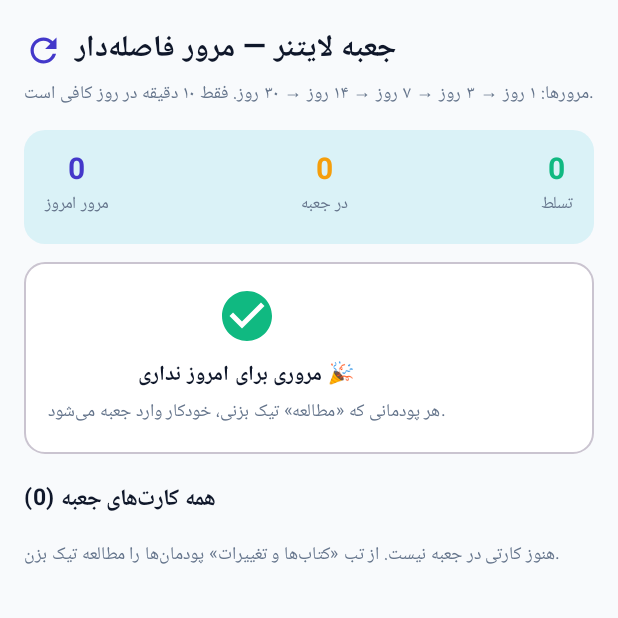
After one commit to m77460289-gif/Matin, an Android app built with Jetpack Compose: the composable LeitnerScreen shown on its own in the app's theme, on a phone screen of 412 x 824 dp, the top half of it. The commit adds this screen. Run offline under Robolectric (Android 15) with nearby library versions, the phone set to English and light mode, and no system bars.

Commit message:
feat: add Leitner spaced-repetition box (1/3/7/14/30 days) + review-today tab

```diff
--- a/app/src/main/java/com/example/data/database/AppDatabase.kt
+++ b/app/src/main/java/com/example/data/database/AppDatabase.kt
@@ -6,6 +6,7 @@ import androidx.room.Room
 import androidx.room.RoomDatabase
 import com.example.data.model.CheckInEntity
 import com.example.data.model.DailySlotStatusEntity
+import com.example.data.model.LeitnerCardEntity
 import com.example.data.model.PoodmanProgressEntity
 import com.example.data.model.StudyLogEntity
 import com.example.data.model.StudyNoteEntity
@@ -16,9 +17,10 @@ import com.example.data.model.StudyNoteEntity
         PoodmanProgressEntity::class,
         StudyNoteEntity::class,
         DailySlotStatusEntity::class,
-        CheckInEntity::class
+        CheckInEntity::class,
+        LeitnerCardEntity::class
     ],
-    version = 3,
+    version = 4,
     exportSchema = false
 )
 abstract class AppDatabase : RoomDatabase() {
--- a/app/src/main/java/com/example/data/database/StudyDao.kt
+++ b/app/src/main/java/com/example/data/database/StudyDao.kt
@@ -6,6 +6,7 @@ import androidx.room.OnConflictStrategy
 import androidx.room.Query
 import com.example.data.model.CheckInEntity
 import com.example.data.model.DailySlotStatusEntity
+import com.example.data.model.LeitnerCardEntity
 import com.example.data.model.PoodmanProgressEntity
 import com.example.data.model.StudyLogEntity
 import com.example.data.model.StudyNoteEntity
@@ -63,4 +64,20 @@ interface StudyDao {
 
     @Query("DELETE FROM weekly_checkins WHERE id = :id")
     suspend fun deleteCheckIn(id: Long)
+
+    // Leitner Spaced-Repetition
+    @Query("SELECT * FROM leitner_cards ORDER BY nextReviewAt ASC")
+    fun getAllLeitnerCards(): Flow<List<LeitnerCardEntity>>
+
+    @Query("SELECT * FROM leitner_cards WHERE isMastered = 0 AND nextReviewAt <= :upToTimestamp ORDER BY nextReviewAt ASC")
+    fun getDueLeitnerCards(upToTimestamp: Long): Flow<List<LeitnerCardEntity>>
+
+    @Query("SELECT * FROM leitner_cards WHERE bookId = :bookId AND poodmanIndex = :poodmanIndex LIMIT 1")
+    suspend fun getLeitnerCard(bookId: String, poodmanIndex: Int): LeitnerCardEntity?
+
+    @Insert(onConflict = OnConflictStrategy.REPLACE)
+    suspend fun upsertLeitnerCard(card: LeitnerCardEntity)
+
+    @Query("DELETE FROM leitner_cards WHERE bookId = :bookId AND poodmanIndex = :poodmanIndex")
+    suspend fun deleteLeitnerCard(bookId: String, poodmanIndex: Int)
 }
--- a/app/src/main/java/com/example/data/repository/StudyRepository.kt
+++ b/app/src/main/java/com/example/data/repository/StudyRepository.kt
@@ -3,6 +3,7 @@ package com.example.data.repository
 import com.example.data.database.StudyDao
 import com.example.data.model.CheckInEntity
 import com.example.data.model.DailySlotStatusEntity
+import com.example.data.model.LeitnerCardEntity
 import com.example.data.model.PoodmanProgressEntity
 import com.example.data.model.StudyLogEntity
 import com.example.data.model.StudyNoteEntity
@@ -55,6 +56,19 @@ class StudyRepository(private val dao: StudyDao) {
         dao.deleteNote(id)
     }
 
+    val allLeitnerCards: Flow<List<LeitnerCardEntity>> = dao.getAllLeitnerCards()
+
+    fun getDueLeitnerCards(upToTimestamp: Long): Flow<List<LeitnerCardEntity>> =
+        dao.getDueLeitnerCards(upToTimestamp)
+
+    suspend fun getLeitnerCard(bookId: String, poodmanIndex: Int): LeitnerCardEntity? =
+        dao.getLeitnerCard(bookId, poodmanIndex)
+
+    suspend fun upsertLeitnerCard(card: LeitnerCardEntity) = dao.upsertLeitnerCard(card)
+
+    suspend fun deleteLeitnerCard(bookId: String, poodmanIndex: Int) =
+        dao.deleteLeitnerCard(bookId, poodmanIndex)
+
     val allCheckIns: Flow<List<CheckInEntity>> = dao.getAllCheckIns()
 
     suspend fun addCheckIn(dayType: String, completedText: String, missingText: String): Long {
--- /dev/null
+++ b/app/src/main/java/com/example/ui/screens/LeitnerScreen.kt
@@ -0,0 +1,271 @@
+package com.example.ui.screens
+
+import androidx.compose.foundation.layout.Arrangement
+import androidx.compose.foundation.layout.Column
+import androidx.compose.foundation.layout.PaddingValues
+import androidx.compose.foundation.layout.Row
+import androidx.compose.foundation.layout.Spacer
+import androidx.compose.foundation.layout.fillMaxSize
+import androidx.compose.foundation.layout.fillMaxWidth
+import androidx.compose.foundation.layout.height
+import androidx.compose.foundation.layout.padding
+import androidx.compose.foundation.layout.size
+import androidx.compose.foundation.layout.width
+import androidx.compose.foundation.lazy.LazyColumn
+import androidx.compose.foundation.lazy.items
+import androidx.compose.foundation.shape.RoundedCornerShape
+import androidx.compose.material.icons.Icons
+import androidx.compose.material.icons.filled.CheckCircle
+import androidx.compose.material.icons.filled.Refresh
+import androidx.compose.material3.Button
+import androidx.compose.material3.ButtonDefaults
+import androidx.compose.material3.Card
+import androidx.compose.material3.CardDefaults
+import androidx.compose.material3.Icon
+import androidx.compose.material3.MaterialTheme
+import androidx.compose.material3.OutlinedCard
+import androidx.compose.material3.OutlinedButton
+import androidx.compose.material3.Surface
+import androidx.compose.material3.Text
+import androidx.compose.material3.TextButton
+import androidx.compose.runtime.Composable
+import androidx.compose.runtime.LaunchedEffect
+import androidx.compose.runtime.getValue
+import androidx.compose.ui.Alignment
+import androidx.compose.ui.Modifier
+import androidx.compose.ui.platform.testTag
+import androidx.compose.ui.text.font.FontWeight
+import androidx.compose.ui.unit.dp
+import androidx.compose.ui.unit.sp
+import androidx.lifecycle.compose.collectAsStateWithLifecycle
+import com.example.data.model.LeitnerCardEntity
+import com.example.ui.theme.AccentGold
+import com.example.ui.theme.PrimaryIndigo
+import com.example.ui.theme.SecondaryTeal
+import com.example.ui.theme.SuccessGreen
+import com.example.ui.viewmodel.KonkurViewModel
+import java.text.SimpleDateFormat
+import java.util.Date
+import java.util.Locale
+import java.util.concurrent.TimeUnit
+
+private val leitnerIntervalsFa = listOf("۱ روز", "۳ روز", "۷ روز", "۱۴ روز", "۳۰ روز")
+
+@Composable
+fun LeitnerScreen(viewModel: KonkurViewModel) {
+    val dueCards by viewModel.dueLeitnerCards.collectAsStateWithLifecycle()
+    val allCards by viewModel.allLeitnerCards.collectAsStateWithLifecycle()
+
+    LaunchedEffect(Unit) { viewModel.refreshNow() }
+
+    val masteredCount = allCards.count { it.isMastered }
+
+    LazyColumn(
+        modifier = Modifier
+            .fillMaxSize()
+            .testTag("leitner_screen"),
+        contentPadding = PaddingValues(start = 16.dp, end = 16.dp, top = 16.dp, bottom = 96.dp),
+        verticalArrangement = Arrangement.spacedBy(12.dp)
+    ) {
+        item {
+            Column {
+                Row(verticalAlignment = Alignment.CenterVertically) {
+                    Icon(
+                        imageVector = Icons.Default.Refresh,
+                        contentDescription = null,
+                        tint = MaterialTheme.colorScheme.primary,
+                        modifier = Modifier.size(26.dp)
+                    )
+                    Spacer(modifier = Modifier.width(8.dp))
+                    Text(
+                        text = "جعبه لایتنر — مرور فاصله‌دار",
+                        fontSize = 20.sp,
+                        fontWeight = FontWeight.Bold
+                    )
+                }
+                Text(
+                    text = "مرورها: ۱ روز → ۳ روز → ۷ روز → ۱۴ روز → ۳۰ روز. فقط ۱۰ دقیقه در روز کافی است.",
+                    fontSize = 12.sp,
+                    color = MaterialTheme.colorScheme.onSurfaceVariant
+                )
+            }
+        }
+
+        item {
+            Card(
+                shape = RoundedCornerShape(14.dp),
+                colors = CardDefaults.cardColors(containerColor = SecondaryTeal.copy(alpha = 0.12f))
+            ) {
+                Row(
+                    modifier = Modifier
+                        .fillMaxWidth()
+                        .padding(14.dp),
+                    horizontalArrangement = Arrangement.SpaceBetween,
+                    verticalAlignment = Alignment.CenterVertically
+                ) {
+                    StatColumn(label = "مرور امروز", value = dueCards.size.toString(), color = PrimaryIndigo)
+                    StatColumn(label = "در جعبه", value = allCards.size.toString(), color = AccentGold)
+                    StatColumn(label = "تسلط", value = masteredCount.toString(), color = SuccessGreen)
+                }
+            }
+        }
+
+        if (dueCards.isEmpty()) {
+            item {
+                OutlinedCard(
+                    modifier = Modifier.fillMaxWidth(),
+                    shape = RoundedCornerShape(14.dp)
+                ) {
+                    Column(modifier = Modifier.padding(16.dp), horizontalAlignment = Alignment.CenterHorizontally) {
+                        Icon(
+                            imageVector = Icons.Default.CheckCircle,
+                            contentDescription = null,
+                            tint = SuccessGreen,
+                            modifier = Modifier.size(40.dp)
+                        )
+                        Spacer(modifier = Modifier.height(8.dp))
+                        Text(
+                            text = "مروری برای امروز نداری 🎉",
+                            fontWeight = FontWeight.Bold,
+                            fontSize = 14.sp
+                        )
+                        Text(
+                            text = "هر پودمانی که «مطالعه» تیک بزنی، خودکار وارد جعبه می‌شود.",
+                            fontSize = 12.sp,
+                            color = MaterialTheme.colorScheme.onSurfaceVariant,
+                            textAlign = androidx.compose.ui.text.style.TextAlign.Center
+                        )
+                    }
+                }
+            }
+        } else {
+            item {
+                Text(
+                    text = "برای امروز (${dueCards.size} مرور)",
+                    fontWeight = FontWeight.Bold,
+                    fontSize = 16.sp
+                )
+            }
+            items(dueCards, key = { "${it.bookId}_${it.poodmanIndex}" }) { card ->
+                DueCardRow(card = card, viewModel = viewModel)
+            }
+        }
+
+        item {
+            Spacer(modifier = Modifier.height(6.dp))
+            Text(
+                text = "همه کارت‌های جعبه (${allCards.size})",
+                fontWeight = FontWeight.Bold,
+                fontSize = 15.sp
+            )
+        }
+
+        if (allCards.isEmpty()) {
+            item {
+                Text(
+                    text = "هنوز کارتی در جعبه نیست. از تب «کتاب‌ها و تغییرات» پودمان‌ها را مطالعه تیک بزن.",
+                    fontSize = 12.sp,
+                    color = MaterialTheme.colorScheme.onSurfaceVariant
+                )
+            }
+        } else {
+            items(allCards, key = { "all_${it.bookId}_${it.poodmanIndex}" }) { card ->
+                AllCardRow(card = card, viewModel = viewModel)
+            }
+        }
+    }
+}
+
+@Composable
+private fun StatColumn(label: String, value: String, color: androidx.compose.ui.graphics.Color) {
+    Column(horizontalAlignment = Alignment.CenterHorizontally) {
+        Text(text = value, fontSize = 20.sp, fontWeight = FontWeight.Bold, color = color)
+        Text(text = label, fontSize = 11.sp, color = MaterialTheme.colorScheme.onSurfaceVariant)
+    }
+}
+
+@Composable
+private fun DueCardRow(card: LeitnerCardEntity, viewModel: KonkurViewModel) {
+    OutlinedCard(
+        modifier = Modifier.fillMaxWidth(),
+        shape = RoundedCornerShape(12.dp)
+    ) {
+        Column(modifier = Modifier.padding(14.dp)) {
+            Row(verticalAlignment = Alignment.CenterVertically) {
+                Surface(shape = RoundedCornerShape(6.dp), color = PrimaryIndigo.copy(alpha = 0.15f)) {
+                    Text(
+                        text = "جعبه ${card.boxLevel} • ${leitnerIntervalsFa.getOrElse(card.boxLevel - 1) { "تسلط" }}",
+                        fontSize = 10.sp,
+                        fontWeight = FontWeight.Bold,
+                        color = PrimaryIndigo,
+                        modifier = Modifier.padding(horizontal = 6.dp, vertical = 2.dp)
+                    )
+                }
+                Spacer(modifier = Modifier.width(8.dp))
+                Text(
+                    text = card.bookTitle,
+                    fontSize = 11.sp,
+                    color = MaterialTheme.colorScheme.onSurfaceVariant
+                )
+            }
+            Spacer(modifier = Modifier.height(6.dp))
+            Text(text = card.poodmanTitle, fontSize = 14.sp, fontWeight = FontWeight.Bold)
+            Spacer(modifier = Modifier.height(10.dp))
+            Row(horizontalArrangement = Arrangement.spacedBy(8.dp)) {
+                Button(
+                    onClick = { viewModel.reviewLeitnerCard(card, remembered = true) },
+                    colors = ButtonDefaults.buttonColors(containerColor = SuccessGreen),
+                    shape = RoundedCornerShape(10.dp),
+                    modifier = Modifier.weight(1f)
+                ) { Text("یادم بود ✅", fontSize = 13.sp) }
+                Button(
+                    onClick = { viewModel.reviewLeitnerCard(card, remembered = false) },
+                    colors = ButtonDefaults.buttonColors(containerColor = MaterialTheme.colorScheme.error),
+                    shape = RoundedCornerShape(10.dp),
+                    modifier = Modifier.weight(1f)
+                ) { Text("فراموش کردم ❌", fontSize = 13.sp) }
+            }
+        }
+    }
+}
+
+@Composable
+private fun AllCardRow(card: LeitnerCardEntity, viewModel: KonkurViewModel) {
+    OutlinedCard(
+        modifier = Modifier.fillMaxWidth(),
+        shape = RoundedCornerShape(12.dp)
+    ) {
+        Column(modifier = Modifier.padding(12.dp)) {
+            Row(verticalAlignment = Alignment.CenterVertically) {
+                Text(
+                    text = card.poodmanTitle,
+                    fontSize = 13.sp,
+                    fontWeight = FontWeight.Bold,
+                    modifier = Modifier.weight(1f)
+                )
+                TextButton(onClick = { viewModel.resetLeitnerCard(card) }) {
+                    Text("حذف", fontSize = 11.sp)
+                }
+            }
+            Text(
+                text = card.bookTitle,
+                fontSize = 11.sp,
+                color = MaterialTheme.colorScheme.onSurfaceVariant
+            )
+            Spacer(modifier = Modifier.height(4.dp))
+            val statusText = if (card.isMastered) {
+                "تسلط یافت ✅"
+            } else {
+                val days = TimeUnit.MILLISECONDS.toDays(card.nextReviewAt - System.currentTimeMillis()).coerceAtLeast(0)
+                "جعبه ${card.boxLevel} • مرور بعدی: ${formatDateFa(card.nextReviewAt)}" + if (days == 0L) " (امروز)" else ""
+            }
+            Text(text = statusText, fontSize = 11.sp, color = if (card.isMastered) SuccessGreen else SecondaryTeal)
+        }
+    }
+}
+
+private fun formatDateFa(ts: Long): String {
+    if (ts == Long.MAX_VALUE) return "—"
+    val sdf = SimpleDateFormat("yyyy-MM-dd", Locale.getDefault())
+    return sdf.format(Date(ts))
+}
```
Also changed, not shown: app/src/main/java/com/example/MainActivity.kt (+6 -1 lines), app/src/main/java/com/example/data/model/Models.kt (+18 -0 lines), app/src/main/java/com/example/ui/viewmodel/KonkurViewModel.kt (+97 -0 lines), 2 other files.
